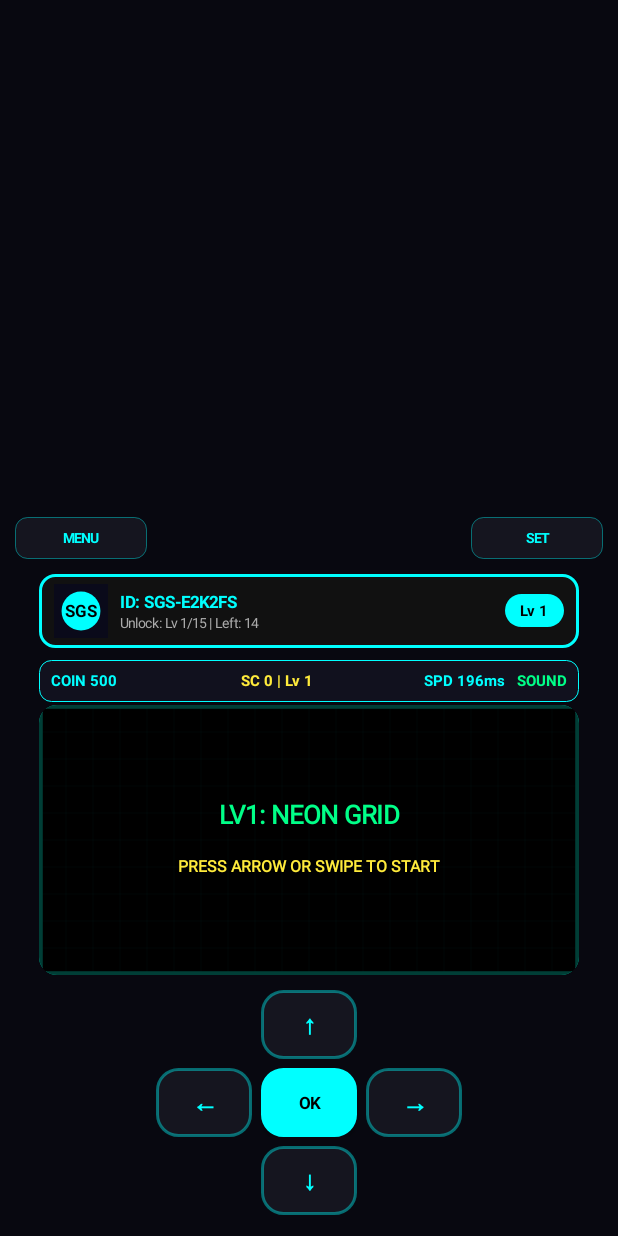
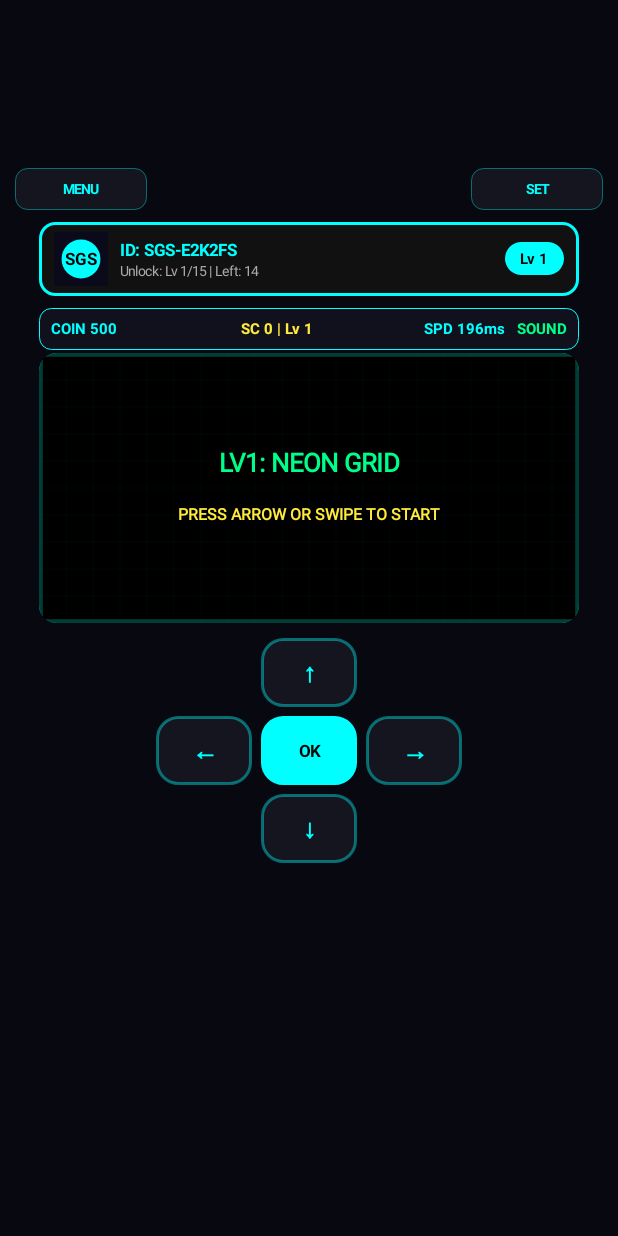
Before and after one commit to hr6812159-maker/Snake-Changer-Native, an Android app: the screen it shows after launch (MainActivity), on a phone screen of 412 x 824 dp. Run offline under Robolectric (Android 15) with nearby library versions, the phone set to English and light mode, and no system bars; 3 statements that could not run were skipped.

Commit message:
Refactor layout parameters in MainActivity.kt
Adjusted padding and layout parameters for improved UI spacing.

```diff
--- a/app/src/main/java/com/sadiastudio/snakechanger/MainActivity.kt
+++ b/app/src/main/java/com/sadiastudio/snakechanger/MainActivity.kt
@@ -184,14 +184,14 @@ class MainActivity : AppCompatActivity() {
                 DrawerLayout.LayoutParams.MATCH_PARENT
             )
             orientation = LinearLayout.VERTICAL
-            gravity = Gravity.CENTER_HORIZONTAL or Gravity.BOTTOM
-            setPadding(dp(10), dp(96), dp(10), dp(14))
+            gravity = Gravity.CENTER_HORIZONTAL
+            setPadding(dp(10), dp(44), dp(10), dp(36))
             setBackgroundColor(Color.parseColor("#080810"))
         }
 
         val topSpaceAndNav = LinearLayout(this).apply {
-            layoutParams = LinearLayout.LayoutParams(ViewGroup.LayoutParams.MATCH_PARENT, dp(112)).apply {
-                bottomMargin = dp(10)
+            layoutParams = LinearLayout.LayoutParams(ViewGroup.LayoutParams.MATCH_PARENT, dp(96)).apply {
+                bottomMargin = dp(8)
             }
             orientation = LinearLayout.VERTICAL
             gravity = Gravity.BOTTOM
@@ -1187,6 +1187,7 @@ class MainActivity : AppCompatActivity() {
                 ViewGroup.LayoutParams.MATCH_PARENT
             )
             orientation = LinearLayout.VERTICAL
+            setPadding(0, dp(64), 0, 0)
             setBackgroundColor(Color.parseColor("#080810"))
         }
 
```
